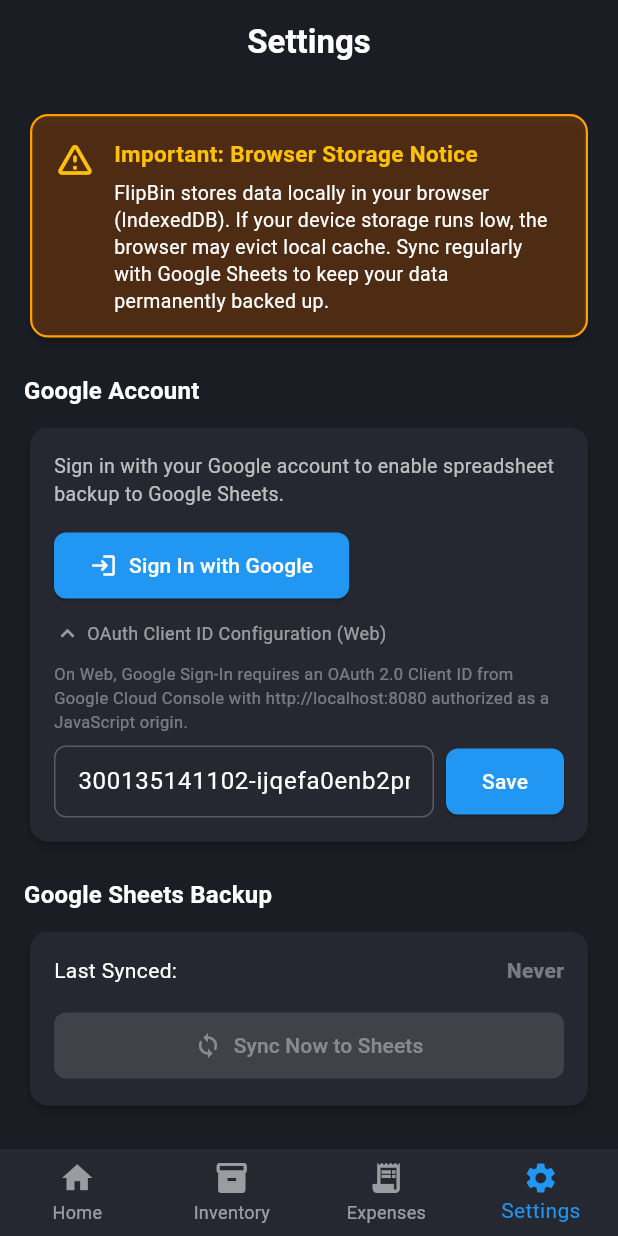
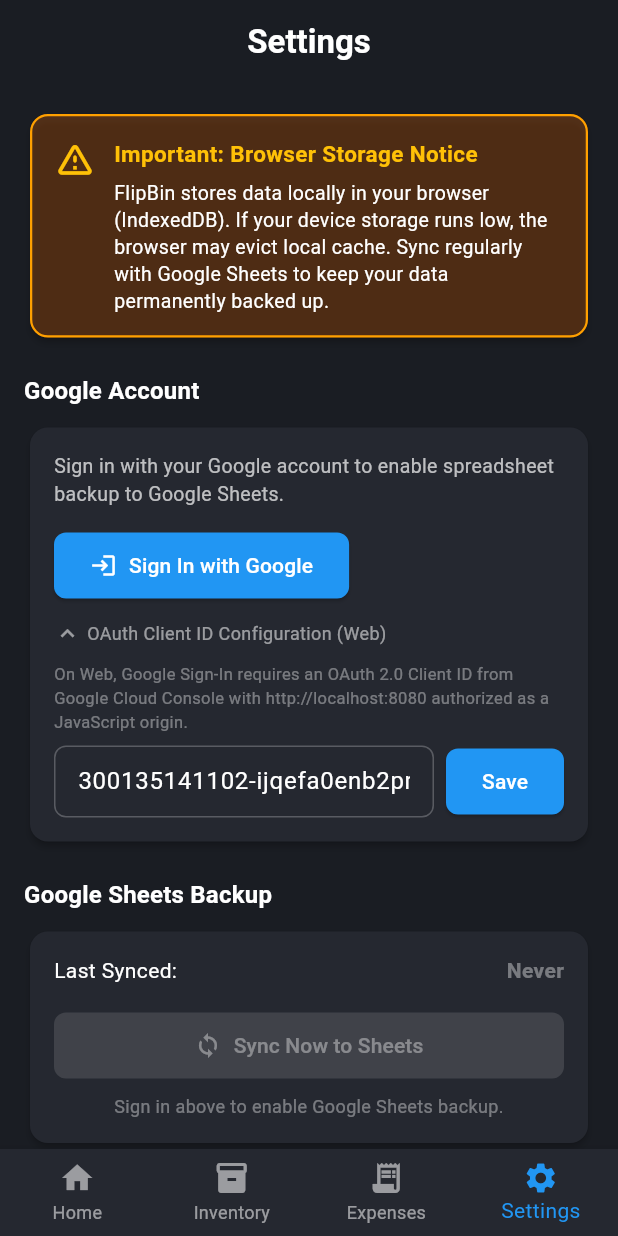
Before and after one commit to pixelbit78/flip-bin, a Flutter app: the SettingsScreen screen opened by its route, after a tap on "OAuth Client ID Configuration (Web)", on a phone screen of 412 x 824 dp. Run offline on Flutter 3.47's test engine with Material 3 defaults, Android fonts, the phone set to English and light mode, and no system bars; our stand-ins replace dio, drift, flutter_riverpod, go_router, google_sign_in; missing offline and left inert: extension_google_sign_in_as_googleapis_auth, googleapis, mobile_scanner; accounts and stored records are empty; generated files the repository leaves out were written again.

Commit message:
feat: implement real Google Sheets & Drive sync with direct open sheet link

```diff
--- a/flipbin/lib/screens/settings/settings_screen.dart
+++ b/flipbin/lib/screens/settings/settings_screen.dart
@@ -1,6 +1,7 @@
 import 'package:flutter/material.dart';
 import 'package:flutter_riverpod/flutter_riverpod.dart';
 import 'package:intl/intl.dart';
+import 'package:url_launcher/url_launcher.dart';
 import 'package:flipbin/providers/sync_provider.dart';
 import 'package:flipbin/services/google_sheets_service.dart';
 
@@ -236,6 +237,56 @@
                         ),
                       ],
                     ),
+                    if (syncState.spreadsheetId != null) ...[
+                      const SizedBox(height: 14),
+                      Container(
+                        padding: const EdgeInsets.all(12),
+                        decoration: BoxDecoration(
+                          color: Colors.green.withValues(alpha: 0.12),
+                          borderRadius: BorderRadius.circular(8),
+                          border: Border.all(color: Colors.green.withValues(alpha: 0.3)),
+                        ),
+                        child: Column(
+                          crossAxisAlignment: CrossAxisAlignment.start,
+                          children: [
+                            Row(
+                              children: [
+                                const Icon(Icons.table_chart, color: Colors.greenAccent, size: 22),
+                                const SizedBox(width: 8),
+                                const Expanded(
+                                  child: Column(
+                                    crossAxisAlignment: CrossAxisAlignment.start,
+                                    children: [
+                                      Text(
+                                        'FlipBin Export',
+                                        style: TextStyle(
+                                          fontWeight: FontWeight.bold,
+                                          fontSize: 14,
+                                        ),
+                                      ),
+                                      Text(
+                                        'Saved in Google Drive • Tabs: Inventory, Expenses',
+                                        style: TextStyle(fontSize: 11, color: Colors.white70),
+                                      ),
+                                    ],
+                                  ),
+                                ),
+                                FilledButton.tonalIcon(
+                                  onPressed: () {
+                                    final url = Uri.parse(
+                                      'https://docs.google.com/spreadsheets/d/${syncState.spreadsheetId}/edit',
+                                    );
+                                    launchUrl(url, mode: LaunchMode.externalApplication);
+                                  },
+                                  icon: const Icon(Icons.open_in_new, size: 16),
+                                  label: const Text('Open Sheet'),
+                                ),
+                              ],
+                            ),
+                          ],
+                        ),
+                      ),
+                    ],
                     const SizedBox(height: 16),
                     ElevatedButton.icon(
                       onPressed: syncState.isSyncing || syncState.account == null
@@ -250,6 +301,29 @@
                           : const Icon(Icons.sync),
                       label: Text(syncState.isSyncing ? 'Syncing...' : 'Sync Now to Sheets'),
                     ),
+                    if (syncState.account == null) ...[
+                      const SizedBox(height: 8),
+                      const Text(
+                        'Sign in above to enable Google Sheets backup.',
+                        textAlign: TextAlign.center,
+                        style: TextStyle(fontSize: 12, color: Colors.white38),
+                      ),
+                    ],
+                    if (syncState.error != null && syncState.account != null) ...[
+                      const SizedBox(height: 12),
+                      Container(
+                        padding: const EdgeInsets.all(10),
+                        decoration: BoxDecoration(
+                          color: Colors.red.withValues(alpha: 0.15),
+                          borderRadius: BorderRadius.circular(8),
+                          border: Border.all(color: Colors.red.withValues(alpha: 0.3)),
+                        ),
+                        child: Text(
+                          syncState.error!,
+                          style: const TextStyle(color: Colors.redAccent, fontSize: 12),
+                        ),
+                      ),
+                    ],
                   ],
                 ),
               ),
--- a/flipbin/lib/services/google_sheets_service.dart
+++ b/flipbin/lib/services/google_sheets_service.dart
@@ -1,5 +1,8 @@
+import 'package:extension_google_sign_in_as_googleapis_auth/extension_google_sign_in_as_googleapis_auth.dart';
 import 'package:google_sign_in/google_sign_in.dart';
+import 'package:googleapis/drive/v3.dart' as drive;
 import 'package:googleapis/sheets/v4.dart' as sheets;
+import 'package:http/http.dart' as http;
 import 'package:intl/intl.dart';
 import 'package:flipbin/database/database.dart';
 import 'package:flipbin/models/enums.dart';
@@ -10,6 +13,89 @@
   Future<String> createSpreadsheet(String title, List<String> sheetTitles);
   Future<void> clearSheet(String spreadsheetId, String range);
   Future<void> batchUpdateValues(String spreadsheetId, List<sheets.ValueRange> data);
+}
+
+/// An HTTP client that attaches authentication headers (OAuth Bearer token).
+class AuthHeadersClient extends http.BaseClient {
+  final Map<String, String> _headers;
+  final http.Client _inner = http.Client();
+
+  AuthHeadersClient(this._headers);
+
+  @override
+  Future<http.StreamedResponse> send(http.BaseRequest request) {
+    request.headers.addAll(_headers);
+    return _inner.send(request);
+  }
+
+  @override
+  void close() {
+    _inner.close();
+    super.close();
+  }
+}
+
+/// Concrete implementation of [SheetsClient] utilizing real Google Sheets and Drive APIs.
+class RealSheetsClient implements SheetsClient {
+  final sheets.SheetsApi _sheetsApi;
+  final drive.DriveApi _driveApi;
+
+  RealSheetsClient(http.Client client)
+      : _sheetsApi = sheets.SheetsApi(client),
+        _driveApi = drive.DriveApi(client);
+
+  @override
+  Future<String?> findSpreadsheetId(String title) async {
+    try {
+      final list = await _driveApi.files.list(
+        q: "name = '$title' and mimeType = 'application/vnd.google-apps.spreadsheet' and trashed = false",
+        $fields: 'files(id, name)',
+        spaces: 'drive',
+      );
+      final files = list.files;
+      if (files != null && files.isNotEmpty) {
+        return files.first.id;
+      }
+    } catch (_) {
+      // In case Drive search encounters permission or scope restriction, fallback
+    }
+    return null;
+  }
+
+  @override
+  Future<String> createSpreadsheet(String title, List<String> sheetTitles) async {
+    final spreadsheet = sheets.Spreadsheet(
+      properties: sheets.SpreadsheetProperties(title: title),
+      sheets: sheetTitles
+          .map((name) => sheets.Sheet(
+                properties: sheets.SheetProperties(title: name),
+              ))
+          .toList(),
+    );
+    final result = await _sheetsApi.spreadsheets.create(spreadsheet);
+    return result.spreadsheetId!;
+  }
+
+  @override
+  Future<void> clearSheet(String spreadsheetId, String range) async {
+    await _sheetsApi.spreadsheets.values.clear(
+      sheets.ClearValuesRequest(),
+      spreadsheetId,
+      range,
+    );
+  }
+
+  @override
+  Future<void> batchUpdateValues(
+    String spreadsheetId,
+    List<sheets.ValueRange> data,
+  ) async {
+    final request = sheets.BatchUpdateValuesRequest(
+      data: data,
+      valueInputOption: 'USER_ENTERED',
+    );
+    await _sheetsApi.spreadsheets.values.batchUpdate(request, spreadsheetId);
+  }
 }
 
 /// Simulated demo account for local testing.
@@ -118,18 +204,43 @@
   }
 
   /// Synchronizes full inventory and expenses data to "FlipBin Export" spreadsheet.
-  Future<void> syncToSheets(
+  /// Returns the spreadsheet ID on success.
+  Future<String?> syncToSheets(
     List<InventoryItem> items,
-    List<Expense> expenses,
-  ) async {
-    final client = _sheetsClient;
-    if (client == null) {
-      // If running with mock/demo account locally, succeed gracefully
-      return;
+    List<Expense> expenses, {
+    String? existingSpreadsheetId,
+  }) async {
+    SheetsClient client;
+    if (_sheetsClient != null) {
+      client = _sheetsClient!;
+    } else {
+      final user = currentUser;
+      if (user == null) {
+        throw Exception('Please sign in with Google first.');
+      }
+      if (user is DemoGoogleSignInAccount) {
+        return 'demo-spreadsheet-id';
+      }
+
+      http.Client? httpClient;
+      try {
+        final headers = await user.authHeaders;
+        if (headers.isNotEmpty) {
+          httpClient = AuthHeadersClient(headers);
+        }
+      } catch (_) {}
+
+      httpClient ??= await _googleSignIn.authenticatedClient();
+      if (httpClient == null) {
+        throw Exception(
+          'Could not authenticate with Google API client. Please sign out and sign in again.',
+        );
+      }
+      client = RealSheetsClient(httpClient);
     }
 
     const title = 'FlipBin Export';
-    var spreadsheetId = await client.findSpreadsheetId(title);
+    var spreadsheetId = existingSpreadsheetId ?? await client.findSpreadsheetId(title);
 
     if (spreadsheetId == null) {
       spreadsheetId = await client.createSpreadsheet(title, ['Inventory', 'Expenses']);
@@ -187,5 +298,6 @@
     ];
 
     await client.batchUpdateValues(spreadsheetId, batchData);
+    return spreadsheetId;
   }
 }
--- a/flipbin/pubspec.yaml
+++ b/flipbin/pubspec.yaml
@@ -20,6 +20,9 @@
   sqlite3_flutter_libs: ^0.5.0
   path_provider: ^2.1.0
   path: ^1.9.0
+  extension_google_sign_in_as_googleapis_auth: ^2.0.13
+  http: ^1.6.0
+  url_launcher: ^6.3.2
 
 dev_dependencies:
   drift_dev: ^2.14.0
```
Also changed, not shown: flipbin/lib/providers/sync_provider.dart (+17 -2 lines), flipbin/pubspec.lock.
